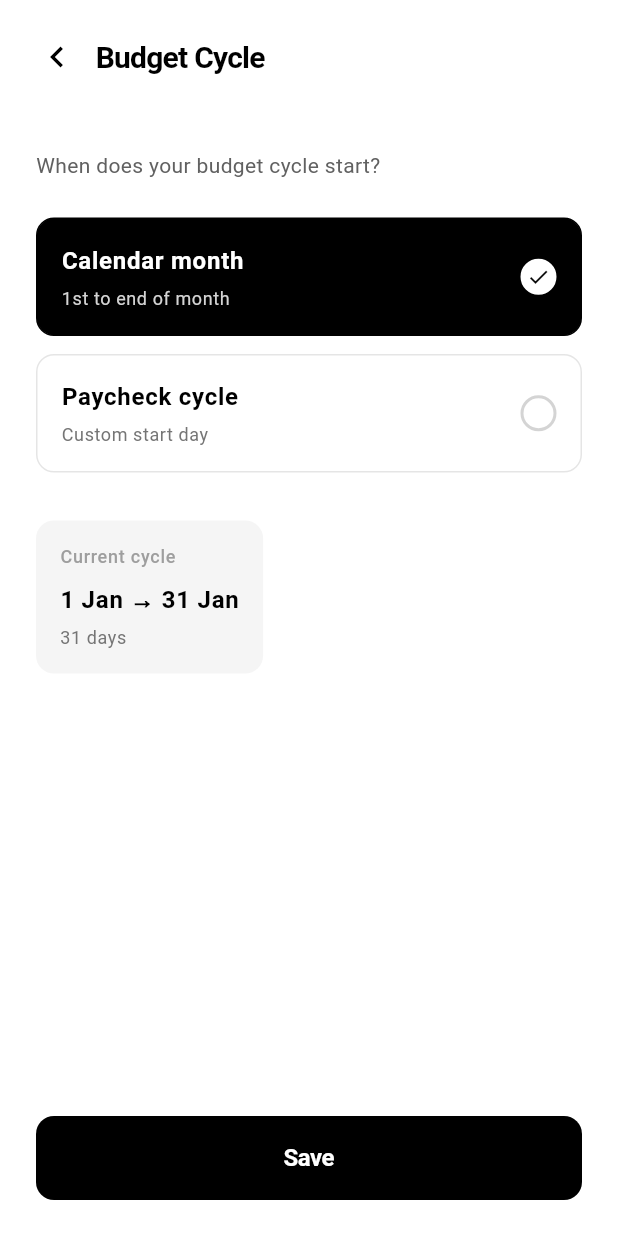
After one commit to Kedar002/financialSensie, a Flutter app: the HomeScreen screen opened directly, item 4 of the bottom bar chosen, after a tap on "Budget Cycle", on a phone screen of 412 x 824 dp. The commit adds this screen. Run offline on Flutter 3.47's test engine with Material 3 defaults, Android fonts, the phone set to English and light mode, and no system bars.

Commit message:
paycheck cycle customization also added

```diff
--- a/lib/core/models/budget_cycle.dart
+++ b/lib/core/models/budget_cycle.dart
@@ -1,3 +1,5 @@
+import 'cycle_settings.dart';
+
 /// Budget cycle configuration.
 /// Defines when a budget cycle starts and ends.
 class BudgetCycle {
@@ -24,6 +26,19 @@ class BudgetCycle {
 
     return !normalizedDate.isBefore(normalizedStart) &&
            !normalizedDate.isAfter(normalizedEnd);
+  }
+
+  /// Create a cycle from CycleSettings.
+  factory BudgetCycle.fromSettings({
+    required CycleSettings settings,
+    required double budget,
+  }) {
+    final dates = settings.getCurrentCycleDates();
+    return BudgetCycle(
+      startDate: dates.start,
+      endDate: dates.end,
+      monthlyVariableBudget: budget,
+    );
   }
 
   /// Create a cycle for the current month (1st to last day).
--- /dev/null
+++ b/lib/core/models/cycle_settings.dart
@@ -0,0 +1,122 @@
+/// Cycle type - how the budget cycle is defined.
+enum CycleType {
+  /// Calendar month (1st to last day)
+  calendarMonth,
+
+  /// Custom day (e.g., 25th to 24th for salary cycles)
+  customDay;
+
+  String get label {
+    switch (this) {
+      case CycleType.calendarMonth:
+        return 'Calendar month';
+      case CycleType.customDay:
+        return 'Custom cycle';
+    }
+  }
+
+  String get description {
+    switch (this) {
+      case CycleType.calendarMonth:
+        return '1st to end of month';
+      case CycleType.customDay:
+        return 'Paycheck to paycheck';
+    }
+  }
+}
+
+/// User's cycle configuration.
+/// Stored in preferences/database.
+class CycleSettings {
+  final CycleType type;
+  final int customStartDay; // Only used when type == customDay
+
+  const CycleSettings({
+    this.type = CycleType.calendarMonth,
+    this.customStartDay = 1,
+  });
+
+  /// Default settings (calendar month).
+  static const CycleSettings defaultSettings = CycleSettings();
+
+  /// Create settings for calendar month.
+  factory CycleSettings.calendarMonth() {
+    return const CycleSettings(type: CycleType.calendarMonth);
+  }
+
+  /// Create settings for custom cycle day.
+  factory CycleSettings.customDay(int startDay) {
+    return CycleSettings(
+      type: CycleType.customDay,
+      customStartDay: startDay.clamp(1, 28), // Avoid issues with short months
+    );
+  }
+
+  /// Get display label for current settings.
+  String get displayLabel {
+    switch (type) {
+      case CycleType.calendarMonth:
+        return '1st to end of month';
+      case CycleType.customDay:
+        return '${_ordinal(customStartDay)} to ${_ordinal(customStartDay - 1 == 0 ? 28 : customStartDay - 1)}';
+    }
+  }
+
+  /// Get the current cycle dates based on settings.
+  ({DateTime start, DateTime end}) getCurrentCycleDates() {
+    final now = DateTime.now();
+
+    switch (type) {
+      case CycleType.calendarMonth:
+        final start = DateTime(now.year, now.month, 1);
+        final end = DateTime(now.year, now.month + 1, 0);
+        return (start: start, end: end);
+
+      case CycleType.customDay:
+        final today = now.day;
+        DateTime start;
+        DateTime end;
+
+        if (today >= customStartDay) {
+          // Current cycle started this month
+          start = DateTime(now.year, now.month, customStartDay);
+          // End is day before start day in next month
+          final nextMonth = DateTime(now.year, now.month + 1, customStartDay);
+          end = nextMonth.subtract(const Duration(days: 1));
+        } else {
+          // Current cycle started last month
+          start = DateTime(now.year, now.month - 1, customStartDay);
+          // End is day before start day in current month
+          end = DateTime(now.year, now.month, customStartDay - 1);
+        }
+
+        return (start: start, end: end);
+    }
+  }
+
+  String _ordinal(int day) {
+    if (day >= 11 && day <= 13) {
+      return '${day}th';
+    }
+    switch (day % 10) {
+      case 1:
+        return '${day}st';
+      case 2:
+        return '${day}nd';
+      case 3:
+        return '${day}rd';
+      default:
+        return '${day}th';
+    }
+  }
+
+  CycleSettings copyWith({
+    CycleType? type,
+    int? customStartDay,
+  }) {
+    return CycleSettings(
+      type: type ?? this.type,
+      customStartDay: customStartDay ?? this.customStartDay,
+    );
+  }
+}
--- /dev/null
+++ b/lib/features/profile/screens/cycle_settings_screen.dart
@@ -0,0 +1,330 @@
+import 'package:flutter/material.dart';
+import '../../../core/models/cycle_settings.dart';
+import '../../../core/theme/app_theme.dart';
+
+/// Cycle settings screen.
+/// Choose when your budget cycle starts.
+/// Simple. Two options.
+class CycleSettingsScreen extends StatefulWidget {
+  final CycleSettings currentSettings;
+
+  const CycleSettingsScreen({
+    super.key,
+    required this.currentSettings,
+  });
+
+  @override
+  State<CycleSettingsScreen> createState() => _CycleSettingsScreenState();
+}
+
+class _CycleSettingsScreenState extends State<CycleSettingsScreen> {
+  late CycleType _selectedType;
+  late int _customDay;
+
+  @override
+  void initState() {
+    super.initState();
+    _selectedType = widget.currentSettings.type;
+    _customDay = widget.currentSettings.customStartDay;
+  }
+
+  @override
+  Widget build(BuildContext context) {
+    return Scaffold(
+      backgroundColor: AppTheme.white,
+      body: SafeArea(
+        child: Column(
+          children: [
+            _buildHeader(context),
+            Expanded(
+              child: SingleChildScrollView(
+                padding: const EdgeInsets.all(AppTheme.spacing24),
+                child: Column(
+                  crossAxisAlignment: CrossAxisAlignment.start,
+                  children: [
+                    Text(
+                      'When does your budget cycle start?',
+                      style: Theme.of(context).textTheme.bodyMedium,
+                    ),
+                    const SizedBox(height: AppTheme.spacing24),
+                    _buildOption(
+                      context,
+                      type: CycleType.calendarMonth,
+                      title: 'Calendar month',
+                      subtitle: '1st to end of month',
+                    ),
+                    const SizedBox(height: AppTheme.spacing12),
+                    _buildOption(
+                      context,
+                      type: CycleType.customDay,
+                      title: 'Paycheck cycle',
+                      subtitle: 'Custom start day',
+                    ),
+                    if (_selectedType == CycleType.customDay) ...[
+                      const SizedBox(height: AppTheme.spacing24),
+                      _buildDaySelector(context),
+                    ],
+                    const SizedBox(height: AppTheme.spacing32),
+                    _buildPreview(context),
+                  ],
+                ),
+              ),
+            ),
+            _buildSaveButton(context),
+          ],
+        ),
+      ),
+    );
+  }
+
+  Widget _buildHeader(BuildContext context) {
+    return Padding(
+      padding: const EdgeInsets.all(AppTheme.spacing24),
+      child: Row(
+        children: [
+          GestureDetector(
+            onTap: () => Navigator.pop(context),
+            child: const Icon(
+              Icons.chevron_left,
+              color: AppTheme.black,
+              size: 28,
+            ),
+          ),
+          const SizedBox(width: AppTheme.spacing12),
+          Text(
+            'Budget Cycle',
+            style: Theme.of(context).textTheme.headlineMedium,
+          ),
+        ],
+      ),
+    );
+  }
+
+  Widget _buildOption(
+    BuildContext context, {
+    required CycleType type,
+    required String title,
+    required String subtitle,
+  }) {
+    final isSelected = _selectedType == type;
+
+    return GestureDetector(
+      onTap: () => setState(() => _selectedType = type),
+      child: AnimatedContainer(
+        duration: const Duration(milliseconds: 200),
+        padding: const EdgeInsets.all(AppTheme.spacing16),
+        decoration: BoxDecoration(
+          color: isSelected ? AppTheme.black : AppTheme.white,
+          borderRadius: BorderRadius.circular(AppTheme.radiusMedium),
+          border: Border.all(
+            color: isSelected ? AppTheme.black : AppTheme.gray200,
+            width: 1,
+          ),
+        ),
+        child: Row(
+          children: [
+            Expanded(
+              child: Column(
+                crossAxisAlignment: CrossAxisAlignment.start,
+                children: [
+                  Text(
+                    title,
+                    style: Theme.of(context).textTheme.bodyLarge?.copyWith(
+                          color: isSelected ? AppTheme.white : AppTheme.black,
+                          fontWeight: FontWeight.w600,
+                        ),
+                  ),
+                  const SizedBox(height: AppTheme.spacing4),
+                  Text(
+                    subtitle,
+                    style: Theme.of(context).textTheme.bodySmall?.copyWith(
+                          color: isSelected ? AppTheme.gray300 : AppTheme.gray500,
+                        ),
+                  ),
+                ],
+              ),
+            ),
+            Container(
+              width: 24,
+              height: 24,
+              decoration: BoxDecoration(
+                shape: BoxShape.circle,
+                color: isSelected ? AppTheme.white : Colors.transparent,
+                border: Border.all(
+                  color: isSelected ? AppTheme.white : AppTheme.gray300,
+                  width: 2,
+                ),
+              ),
+              child: isSelected
+                  ? const Center(
+                      child: Icon(
+                        Icons.check,
+                        size: 16,
+                        color: AppTheme.black,
+                      ),
+                    )
+                  : null,
+            ),
+          ],
+        ),
+      ),
+    );
+  }
+
+  Widget _buildDaySelector(BuildContext context) {
+    return Column(
+      crossAxisAlignment: CrossAxisAlignment.start,
+      children: [
+        Text(
+          'Start day',
+          style: Theme.of(context).textTheme.labelMedium,
+        ),
+        const SizedBox(height: AppTheme.spacing12),
+        Container(
+          height: 56,
+          decoration: BoxDecoration(
+            color: AppTheme.gray100,
+            borderRadius: BorderRadius.circular(AppTheme.radiusMedium),
+          ),
+          child: Row(
+            children: [
+              _buildDayButton(context, decrease: true),
+              Expanded(
+                child: Center(
+                  child: Text(
+                    _ordinal(_customDay),
+                    style: Theme.of(context).textTheme.headlineMedium,
+                  ),
+                ),
+              ),
+              _buildDayButton(context, decrease: false),
+            ],
+          ),
+        ),
+        const SizedBox(height: AppTheme.spacing8),
+        Text(
+          'Choose a day between 1st and 28th to avoid issues with short months.',
+          style: Theme.of(context).textTheme.bodySmall?.copyWith(
+                color: AppTheme.gray500,
+              ),
+        ),
+      ],
+    );
+  }
+
+  Widget _buildDayButton(BuildContext context, {required bool decrease}) {
+    final canDecrease = _customDay > 1;
+    final canIncrease = _customDay < 28;
+    final isEnabled = decrease ? canDecrease : canIncrease;
+
+    return GestureDetector(
+      onTap: isEnabled
+          ? () {
+              setState(() {
+                if (decrease) {
+                  _customDay--;
+                } else {
+                  _customDay++;
+                }
+              });
+            }
+          : null,
+      child: Container(
+        width: 56,
+        height: 56,
+        decoration: BoxDecoration(
+          color: Colors.transparent,
+          borderRadius: BorderRadius.circular(AppTheme.radiusMedium),
+        ),
+        child: Center(
+          child: Icon(
+            decrease ? Icons.remove : Icons.add,
+            color: isEnabled ? AppTheme.black : AppTheme.gray300,
+            size: 24,
+          ),
+        ),
+      ),
+    );
+  }
+
+  Widget _buildPreview(BuildContext context) {
+    final settings = CycleSettings(
+      type: _selectedType,
+      customStartDay: _customDay,
+    );
+    final dates = settings.getCurrentCycleDates();
+
+    return Container(
+      padding: const EdgeInsets.all(AppTheme.spacing16),
+      decoration: BoxDecoration(
+        color: AppTheme.gray100,
+        borderRadius: BorderRadius.circular(AppTheme.radiusMedium),
+      ),
+      child: Column(
+        crossAxisAlignment: CrossAxisAlignment.start,
+        children: [
+          Text(
+            'Current cycle',
+            style: Theme.of(context).textTheme.labelMedium,
+          ),
+          const SizedBox(height: AppTheme.spacing8),
+          Text(
+            '${_formatDate(dates.start)} → ${_formatDate(dates.end)}',
+            style: Theme.of(context).textTheme.bodyLarge?.copyWith(
+                  fontWeight: FontWeight.w600,
+                ),
+          ),
+          const SizedBox(height: AppTheme.spacing4),
+          Text(
+            '${dates.end.difference(dates.start).inDays + 1} days',
+            style: Theme.of(context).textTheme.bodySmall?.copyWith(
+                  color: AppTheme.gray500,
+                ),
+          ),
+        ],
+      ),
+    );
+  }
+
+  Widget _buildSaveButton(BuildContext context) {
+    return Padding(
+      padding: const EdgeInsets.all(AppTheme.spacing24),
+      child: ElevatedButton(
+        onPressed: _save,
+        child: const Text('Save'),
+      ),
+    );
+  }
+
+  String _formatDate(DateTime date) {
+    const months = [
+      'Jan', 'Feb', 'Mar', 'Apr', 'May', 'Jun',
+      'Jul', 'Aug', 'Sep', 'Oct', 'Nov', 'Dec'
+    ];
+    return '${date.day} ${months[date.month - 1]}';
+  }
+
+  String _ordinal(int day) {
+    if (day >= 11 && day <= 13) {
+      return '${day}th';
+    }
+    switch (day % 10) {
+      case 1:
+        return '${day}st';
+      case 2:
+        return '${day}nd';
+      case 3:
+        return '${day}rd';
+      default:
+        return '${day}th';
+    }
+  }
+
+  void _save() {
+    final settings = CycleSettings(
+      type: _selectedType,
+      customStartDay: _customDay,
+    );
+    Navigator.pop(context, settings);
+  }
+}
--- a/lib/features/profile/screens/profile_screen.dart
+++ b/lib/features/profile/screens/profile_screen.dart
@@ -1,17 +1,27 @@
 import 'package:flutter/material.dart';
+import '../../../core/models/cycle_settings.dart';
 import '../../../core/theme/app_theme.dart';
 import '../../../shared/utils/formatters.dart';
 import '../../onboarding/screens/income_setup_screen.dart';
 import '../../onboarding/screens/expenses_setup_screen.dart';
 import '../../onboarding/screens/variable_budget_setup_screen.dart';
 import '../../onboarding/screens/savings_setup_screen.dart';
+import 'cycle_settings_screen.dart';
 import 'knowledge_screen.dart';
 
 /// Profile screen - Your financial setup.
-/// Four sections. Nothing more.
+/// Five settings. One link. Nothing more.
 /// Steve Jobs would approve.
-class ProfileScreen extends StatelessWidget {
+class ProfileScreen extends StatefulWidget {
   const ProfileScreen({super.key});
+
+  @override
+  State<ProfileScreen> createState() => _ProfileScreenState();
+}
+
+class _ProfileScreenState extends State<ProfileScreen> {
+  // In-memory settings (will connect to database later)
+  CycleSettings _cycleSettings = CycleSettings.defaultSettings;
 
   @override
   Widget build(BuildContext context) {
@@ -74,6 +84,13 @@ class ProfileScreen extends StatelessWidget {
           label: 'Savings',
           value: Formatters.currency(savings),
           onTap: () => _editSavings(context),
+        ),
+        _buildDivider(),
+        _buildSettingRow(
+          context,
+          label: 'Budget Cycle',
+          value: _cycleSettings.displayLabel,
+          onTap: () => _editCycle(context),
         ),
       ],
     );
@@ -199,6 +216,20 @@ class ProfileScreen extends StatelessWidget {
     );
   }
 
+  Future<void> _editCycle(BuildContext context) async {
+    final newSettings = await Navigator.of(context).push<CycleSettings>(
+      MaterialPageRoute(
+        builder: (_) => CycleSettingsScreen(currentSettings: _cycleSettings),
+      ),
+    );
+
+    if (newSettings != null) {
+      setState(() {
+        _cycleSettings = newSettings;
+      });
+    }
+  }
+
   void _openKnowledge(BuildContext context) {
     Navigator.of(context).push(
       MaterialPageRoute(
```
Also changed, not shown: 2 other files.
